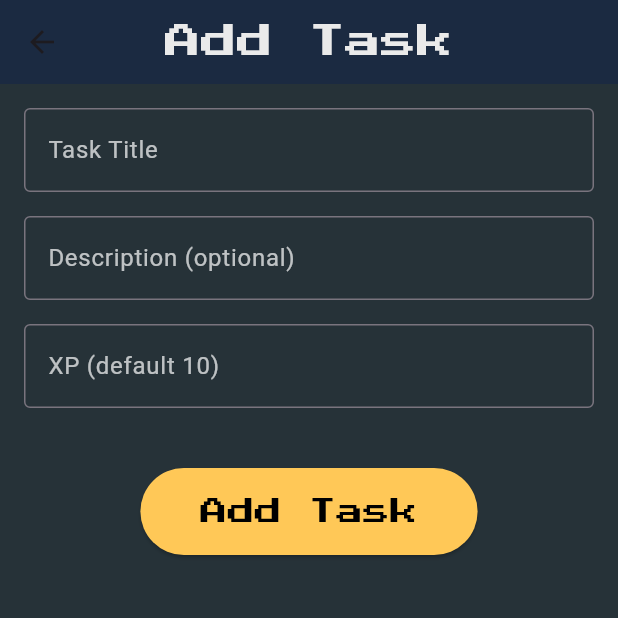
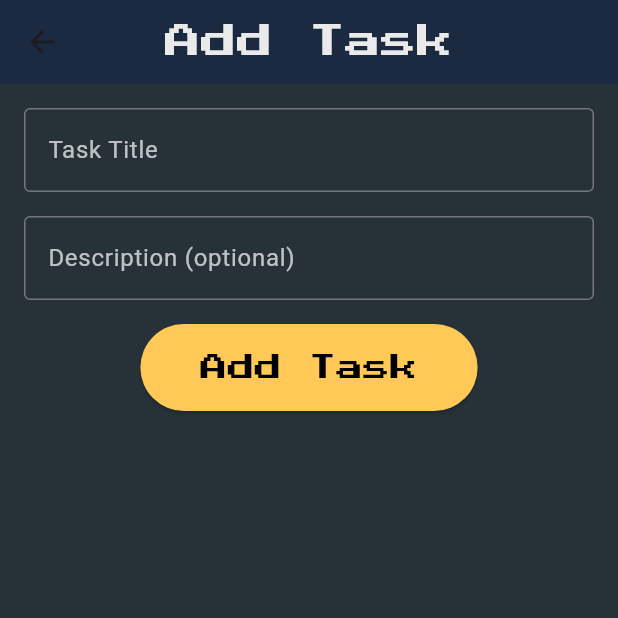
Before and after one commit to Alicia5371/quest_tracker, a Flutter app: the screen it shows after launch, after a tap on the "add" icon, on a phone screen of 412 x 824 dp, the top half of it. Run offline on Flutter 3.47's test engine with Material 3 defaults, Android fonts, the phone set to English and light mode, and no system bars.

Commit message:
Removed the XP input section, since at the moment, the XP given for each task will be set automatically

```diff
--- a/lib/pages/add_quest_page.dart
+++ b/lib/pages/add_quest_page.dart
@@ -78,26 +78,6 @@ class _AddQuestPageState extends State<AddQuestPage> {
               ),
               const SizedBox(height: 16),
 
-              // XP
-              TextFormField(
-                style: const TextStyle(
-                  fontFamily: 'PixelFont',
-                  color: Colors.white,
-                ),
-                decoration: const InputDecoration(
-                  labelText: 'XP (default 10)',
-                  labelStyle: TextStyle(color: Colors.white70),
-                  border: OutlineInputBorder(),
-                ),
-                keyboardType: TextInputType.number,
-                onSaved: (value) {
-                  xp = int.tryParse(value ?? '10') ?? 10;
-                },
-              ),
-              const SizedBox(height: 16),
-
-              const SizedBox(height: 24),
-
               // Save Button
               ElevatedButton(
                 onPressed: () {
```
